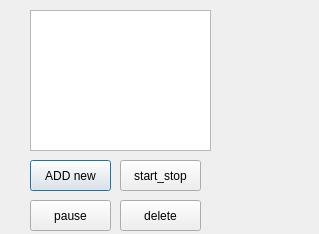
Old version of the form Lab2/timerwindow.ui in the repository MariKush/OOP.
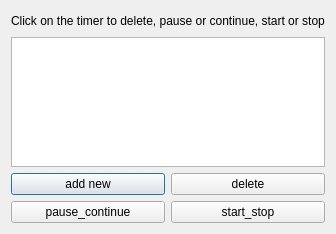
New version of the form.

The edit to the form file:
```diff
--- a/Lab2/timerwindow.ui
+++ b/Lab2/timerwindow.ui
@@ -13,68 +13,84 @@
   <property name="windowTitle">
    <string>Dialog</string>
   </property>
-  <widget class="QListWidget" name="list_of_timers">
-   <property name="geometry">
-    <rect>
-     <x>30</x>
-     <y>10</y>
-     <width>181</width>
-     <height>141</height>
-    </rect>
-   </property>
-  </widget>
-  <widget class="QPushButton" name="add_new">
-   <property name="geometry">
-    <rect>
-     <x>30</x>
-     <y>160</y>
-     <width>81</width>
-     <height>31</height>
-    </rect>
-   </property>
-   <property name="text">
-    <string>ADD new</string>
-   </property>
-  </widget>
-  <widget class="QPushButton" name="start_stop_timer">
-   <property name="geometry">
-    <rect>
-     <x>120</x>
-     <y>160</y>
-     <width>81</width>
-     <height>31</height>
-    </rect>
-   </property>
-   <property name="text">
-    <string>start_stop</string>
-   </property>
-  </widget>
-  <widget class="QPushButton" name="pause_continue_timer">
-   <property name="geometry">
-    <rect>
-     <x>30</x>
-     <y>200</y>
-     <width>81</width>
-     <height>31</height>
-    </rect>
-   </property>
-   <property name="text">
-    <string>pause</string>
-   </property>
-  </widget>
-  <widget class="QPushButton" name="delete_timer">
-   <property name="geometry">
-    <rect>
-     <x>120</x>
-     <y>200</y>
-     <width>81</width>
-     <height>31</height>
-    </rect>
-   </property>
-   <property name="text">
-    <string>delete</string>
-   </property>
-  </widget>
+  <layout class="QVBoxLayout" name="verticalLayout">
+   <item>
+    <layout class="QHBoxLayout" name="horizontalLayout">
+     <item>
+      <spacer name="horizontalSpacer">
+       <property name="orientation">
+        <enum>Qt::Horizontal</enum>
+       </property>
+       <property name="sizeHint" stdset="0">
+        <size>
+         <width>40</width>
+         <height>20</height>
+        </size>
+       </property>
+      </spacer>
+     </item>
+     <item>
+      <widget class="QLabel" name="label">
+       <property name="text">
+        <string>Click on the timer to delete, pause or continue, start or stop</string>
+       </property>
+      </widget>
+     </item>
+     <item>
+      <spacer name="horizontalSpacer_2">
+       <property name="orientation">
+        <enum>Qt::Horizontal</enum>
+       </property>
+       <property name="sizeHint" stdset="0">
+        <size>
+         <width>40</width>
+         <height>20</height>
+        </size>
+       </property>
+      </spacer>
+     </item>
+    </layout>
+   </item>
+   <item>
+    <widget class="QListWidget" name="list_of_timers"/>
+   </item>
+   <item>
+    <layout class="QHBoxLayout" name="horizontalLayout_2">
+     <item>
+      <widget class="QPushButton" name="add_new">
+       <property name="text">
+        <string>add new</string>
+       </property>
+      </widget>
+     </item>
+     <item>
+      <widget class="QPushButton" name="delete_timer">
+       <property name="text">
+        <string>delete</string>
+       </property>
+      </widget>
+     </item>
+    </layout>
+   </item>
+   <item>
+    <layout class="QHBoxLayout" name="horizontalLayout_3">
+     <item>
+      <widget class="QPushButton" name="pause_continue_timer">
+       <property name="text">
+        <string>pause_continue</string>
+       </property>
+      </widget>
+     </item>
+     <item>
+      <widget class="QPushButton" name="start_stop_timer">
+       <property name="text">
+        <string>start_stop</string>
+       </property>
+      </widget>
+     </item>
+    </layout>
+   </item>
+  </layout>
  </widget>
  <resources/>
  <connections/>
```
